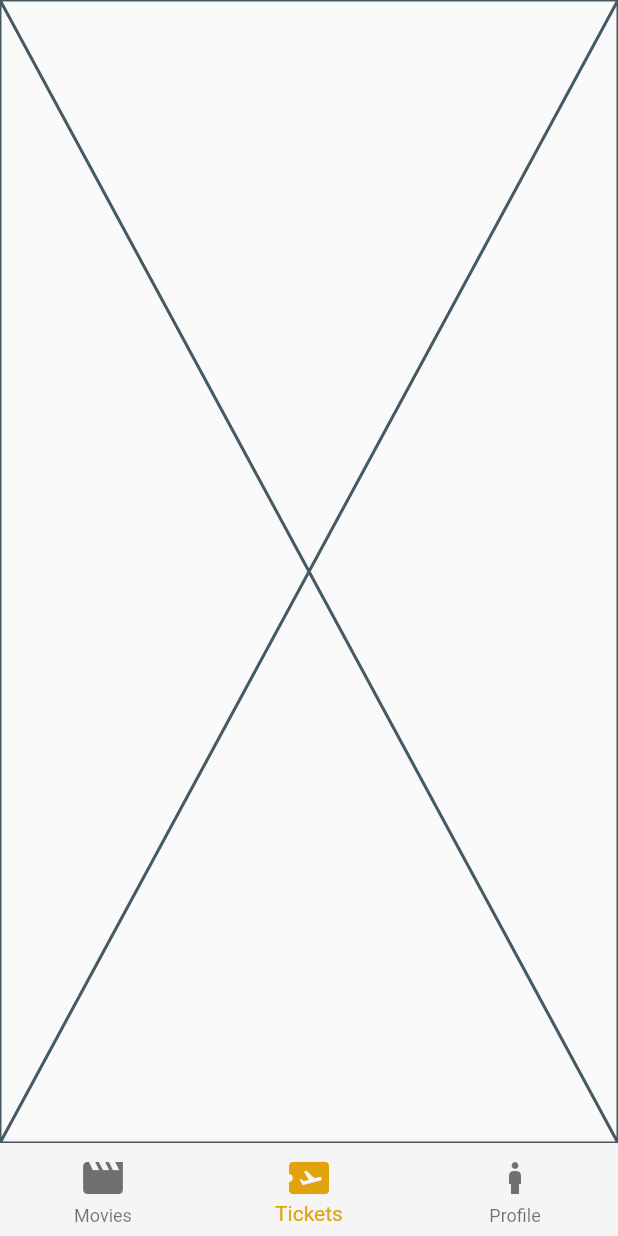
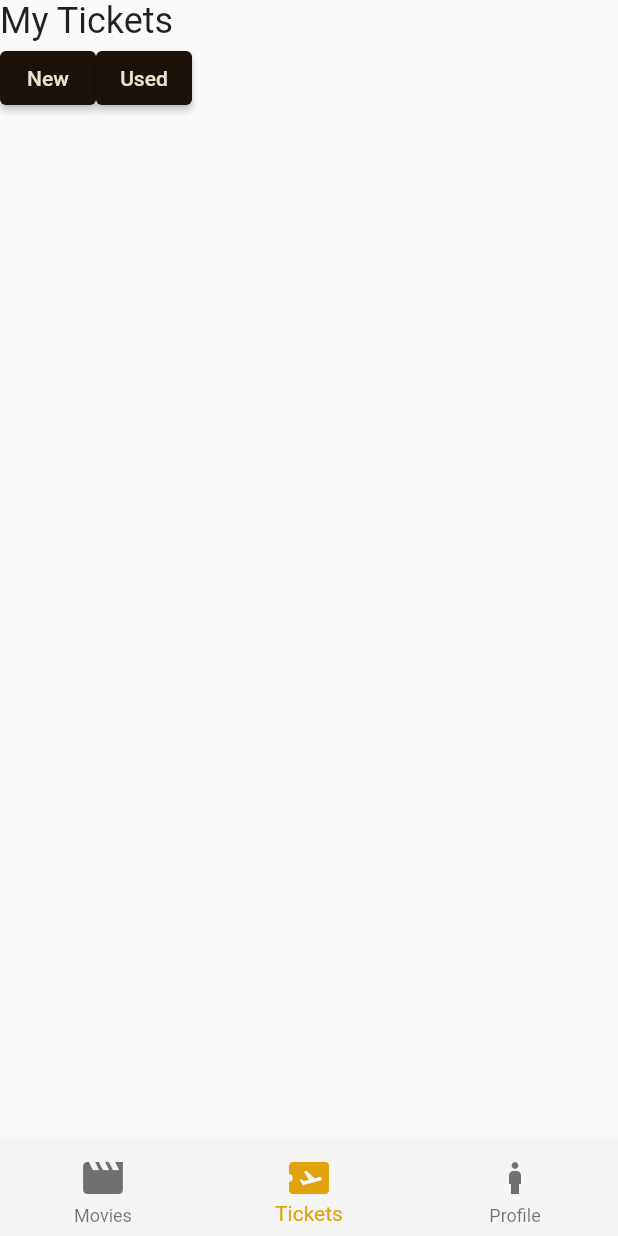
Before and after one commit to Chintialiuw/FlutixApp, a Flutter app: the screen it shows after launch, item 2 of the bottom bar chosen, on a phone screen of 412 x 824 dp. Run offline on Flutter 3.47's test engine with Material 2 defaults, Android fonts, the phone set to English and light mode, and no system bars.

Commit message:
Update ticket.dart

```diff
--- a/lib/home/ticket.dart
+++ b/lib/home/ticket.dart
@@ -10,6 +10,33 @@ class TicketPage extends StatefulWidget {
 class _TicketPageState extends State<TicketPage> {
   @override
   Widget build(BuildContext context) {
-    return const Placeholder();
+    return Scaffold(
+      body: ListView(
+        children: [
+          Text(
+            "My Tickets",
+            style: TextStyle(fontSize: 24),
+          ),
+          Row(
+            children: [
+              ElevatedButton(
+                  onPressed: () {},
+                  style: ElevatedButton.styleFrom(
+                    backgroundColor: Color.fromARGB(255, 26, 18, 11),
+                    foregroundColor: Color.fromARGB(255, 229, 229, 203),
+                  ),
+                  child: Text("New")),
+              ElevatedButton(
+                  onPressed: () {},
+                  style: ElevatedButton.styleFrom(
+                    backgroundColor: Color.fromARGB(255, 26, 18, 11),
+                    foregroundColor: Color.fromARGB(255, 229, 229, 203),
+                  ),
+                  child: Text("Used")),
+            ],
+          )
+        ],
+      ),
+    );
   }
 }
```
